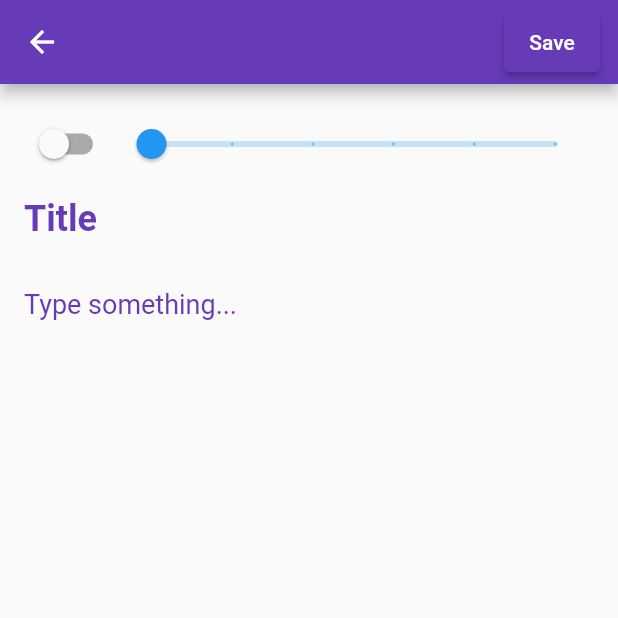
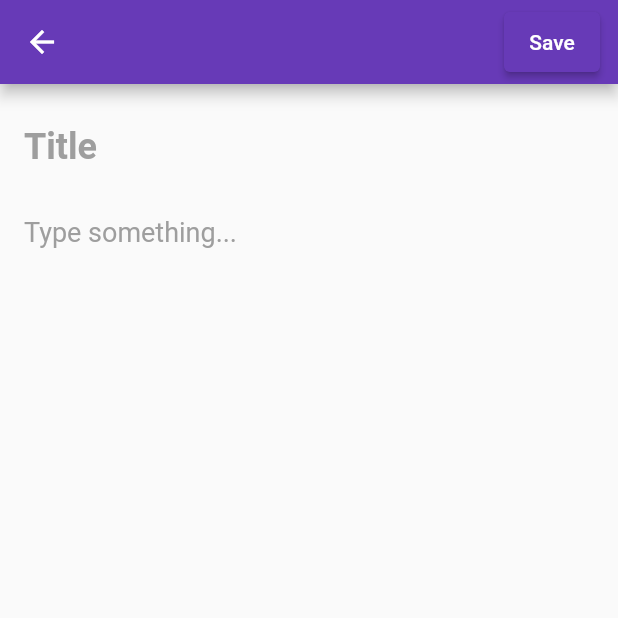
Before and after one commit to sanika30chandode/Noteit, a Flutter app: the NotesPage screen opened by its route, after a tap on the "add" icon, on a phone screen of 412 x 824 dp, the top half of it. Run offline on Flutter 3.47's test engine with Material 2 defaults, Android fonts, the phone set to English and light mode, and no system bars; our stand-ins replace avatar_glow, flutter_colorpicker, flutter_tts, speech_to_text, sqflite, table_calendar; accounts and stored records are empty.

Commit message:
UI changed of Notes app

```diff
--- a/noteit/lib/main.dart
+++ b/noteit/lib/main.dart
@@ -27,8 +27,8 @@ class MyApp extends StatelessWidget {
         //MyRoutes.loginRoute: (context) => LoginPage()
       },
       theme: ThemeData(
-        primaryColor: Colors.deepPurple,
-      ),
+          // ignore: deprecated_member_use
+          accentColor: Colors.deepPurple),
     );
   }
 }
--- a/noteit/lib/model/note_form_widget.dart
+++ b/noteit/lib/model/note_form_widget.dart
@@ -29,23 +29,23 @@ class NoteFormWidget extends StatelessWidget {
           child: Column(
             mainAxisSize: MainAxisSize.min,
             children: [
-              Row(
-                children: [
-                  Switch(
-                    value: isImportant ?? false,
-                    onChanged: onChangedImportant,
-                  ),
-                  Expanded(
-                    child: Slider(
-                      value: (number ?? 0).toDouble(),
-                      min: 0,
-                      max: 5,
-                      divisions: 5,
-                      onChanged: (number) => onChangedNumber(number.toInt()),
-                    ),
-                  )
-                ],
-              ),
+              // Row(
+              // children: [
+              //   Switch(
+              //     value: isImportant ?? false,
+              //     onChanged: onChangedImportant,
+              //   ),
+              //   Expanded(
+              //     child: Slider(
+              //       value: (number ?? 0).toDouble(),
+              //       min: 0,
+              //       max: 5,
+              //       divisions: 5,
+              //       onChanged: (number) => onChangedNumber(number.toInt()),
+              //     ),
+              //   )
+              // ],
+              // ),
               buildTitle(),
               const SizedBox(height: 8),
               buildDescription(),
@@ -67,7 +67,7 @@ class NoteFormWidget extends StatelessWidget {
         decoration: const InputDecoration(
           border: InputBorder.none,
           hintText: 'Title',
-          hintStyle: TextStyle(color: Colors.deepPurple),
+          hintStyle: TextStyle(color: Colors.grey),
         ),
         validator: (title) =>
             title != null && title.isEmpty ? 'The title cannot be empty' : null,
@@ -77,11 +77,12 @@ class NoteFormWidget extends StatelessWidget {
   Widget buildDescription() => TextFormField(
         maxLines: 5,
         initialValue: description,
+        cursorColor: Colors.deepPurple,
         style: const TextStyle(color: Colors.deepPurple, fontSize: 18),
         decoration: const InputDecoration(
           border: InputBorder.none,
           hintText: 'Type something...',
-          hintStyle: TextStyle(color: Colors.deepPurple),
+          hintStyle: TextStyle(color: Colors.grey),
         ),
         validator: (title) => title != null && title.isEmpty
             ? 'The description cannot be empty'
--- a/noteit/lib/pages/edit_note_page.dart
+++ b/noteit/lib/pages/edit_note_page.dart
@@ -55,14 +55,12 @@ class _AddEditNotePageState extends State<AddEditNotePage> {
       );
 
   Widget buildButton() {
-    final isFormValid = title.isNotEmpty && description.isNotEmpty;
-
     return Padding(
       padding: const EdgeInsets.symmetric(vertical: 8, horizontal: 12),
       child: ElevatedButton(
         style: ElevatedButton.styleFrom(
           onPrimary: Colors.white,
-          primary: isFormValid ? null : Colors.deepPurple,
+          primary: Colors.deepPurple,
         ),
         onPressed: addOrUpdateNote,
         child: const Text('Save'),
--- a/noteit/lib/pages/note_page.dart
+++ b/noteit/lib/pages/note_page.dart
@@ -46,7 +46,6 @@ class _NotesPageState extends State<NotesPage> {
             'Notes',
             style: TextStyle(fontSize: 24),
           ),
-          actions: const [Icon(Icons.search), SizedBox(width: 12)],
           backgroundColor: Colors.deepPurple,
         ),
         body: Center(
```
Also changed, not shown: noteit/lib/pages/note_detail_page.dart (+9 -2 lines).
